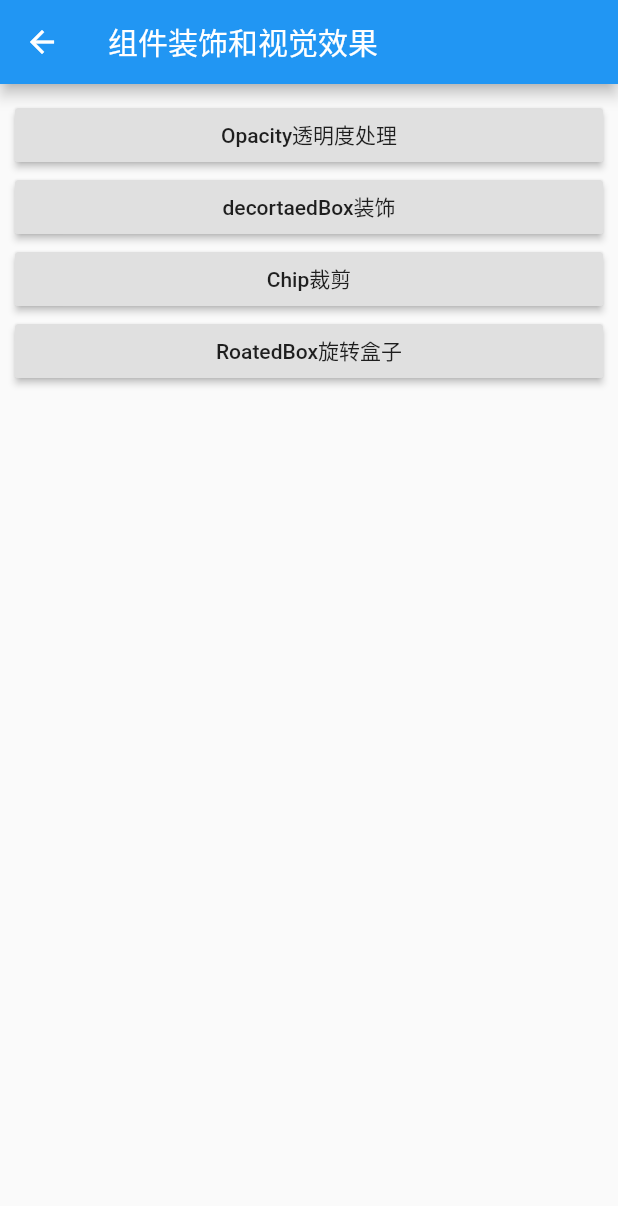
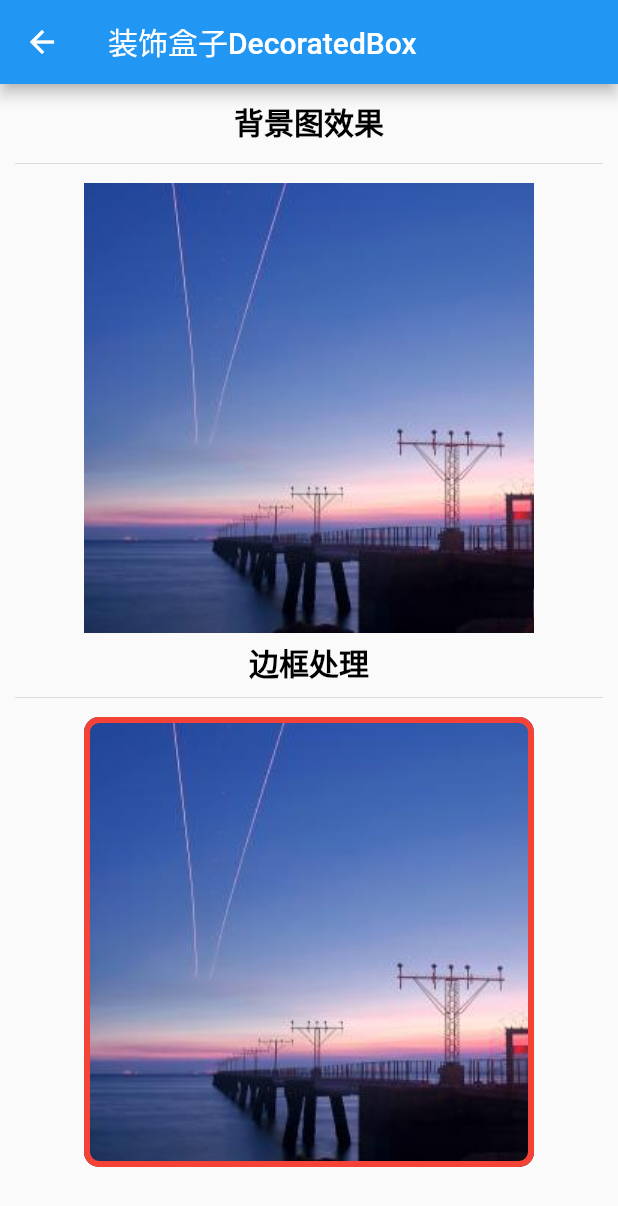
Before and after one commit to WuJinLi/flutterDemo, a Flutter app: the DecorateMainPage screen opened directly, after a tap on "decortaedBox装饰", on a phone screen of 412 x 824 dp. Shown: the top 1206 px of the screen. Run offline on Flutter 3.47's test engine with Material 2 defaults, Android fonts, the phone set to English and light mode, and no system bars; our stand-ins replace date_format, flutter_datetime_picker, toast; generated files the repository leaves out were written again.

Commit message:
装束盒子

```diff
--- /dev/null
+++ b/lib/pages/page/decorate/decorate_detail.dart
@@ -0,0 +1,89 @@
+import 'package:flutter/material.dart';
+
+/**
+ * 装饰盒子组件：
+ * 实现子组件，边框样式，背景图案，渐变色等操作
+ */
+class DecoratedBoxDetailPage extends StatefulWidget {
+  @override
+  _DecoratedBoxDetailState createState() => _DecoratedBoxDetailState();
+}
+
+class _DecoratedBoxDetailState extends State<DecoratedBoxDetailPage> {
+  @override
+  Widget build(BuildContext context) {
+    // TODO: implement build
+    return Scaffold(
+      appBar: AppBar(
+        title: Text('装饰盒子DecoratedBox'),
+      ),
+      body: Padding(
+        padding: EdgeInsets.all(10.0),
+        child: ListView(
+          children: <Widget>[
+            backgroundWidget(),
+          ],
+        ),
+      ),
+    );
+  }
+
+  Widget backgroundWidget() {
+    return Column(
+      children: <Widget>[
+        Text(
+          '背景图效果',
+          textAlign: TextAlign.start,
+          style: TextStyle(
+              fontSize: 20.0, fontWeight: FontWeight.bold, color: Colors.black),
+        ),
+        SizedBox(
+          height: 5.0,
+        ),
+        Divider(),
+        SizedBox(
+          height: 5.0,
+        ),
+        Center(
+          child: Container(
+            padding: EdgeInsets.all(10.0),
+            width: 300.0,
+            height: 300.0,
+            decoration: BoxDecoration(
+              color: Colors.red,
+              image: DecorationImage(
+                  image: ExactAssetImage('images/a.jpg'), fit: BoxFit.cover),
+            ),
+          ),
+        ),
+        SizedBox(
+          height: 5.0,
+        ),
+        Text(
+          '边框处理',
+          textAlign: TextAlign.start,
+          style: TextStyle(
+              fontSize: 20.0, fontWeight: FontWeight.bold, color: Colors.black),
+        ),
+        Divider(),
+        SizedBox(
+          height: 5.0,
+        ),
+        Center(
+          child: Container(
+            padding: EdgeInsets.all(10.0),
+            width: 300,
+            height: 300,
+            decoration: BoxDecoration(
+              color: Colors.white,
+              border: Border.all(color: Colors.red, width: 4.0),
+              borderRadius: BorderRadius.circular(10),
+              image: DecorationImage(
+                  image: ExactAssetImage('images/a.jpg'), fit: BoxFit.cover),
+            ),
+          ),
+        ),
+      ],
+    );
+  }
+}
--- a/lib/pages/page/decorate/decorate_main.dart
+++ b/lib/pages/page/decorate/decorate_main.dart
@@ -27,26 +27,10 @@ class DecorateMainPage extends StatelessWidget {
               children: <Widget>[
                 Expanded(
                     child: RaisedButton(
-                  onPressed: () {},
+                  onPressed: () {
+                    Navigator.pushNamed(context, '/decorate_detail');
+                  },
                   child: Text('decortaedBox装饰'),
-                ))
-              ],
-            ),
-            Row(
-              children: <Widget>[
-                Expanded(
-                    child: RaisedButton(
-                  onPressed: () {},
-                  child: Text('Chip裁剪'),
-                ))
-              ],
-            ),
-            Row(
-              children: <Widget>[
-                Expanded(
-                    child: RaisedButton(
-                  onPressed: () {},
-                  child: Text('RoatedBox旋转盒子'),
                 ))
               ],
             ),
--- a/lib/routes/routes_config.dart
+++ b/lib/routes/routes_config.dart
@@ -48,6 +48,7 @@ import 'package:flutter_learn/pages/page/gesturedetector/gesturedetector_main.da
 import 'package:flutter_learn/pages/page/decorate/decorate_main.dart';
 import 'package:flutter_learn/pages/page/gesturedetector/dismissible_detail.dart';
 import 'package:flutter_learn/pages/page/decorate/opacity_detail.dart';
+import 'package:flutter_learn/pages/page/decorate/decorate_detail.dart';
 
 /**
  * 配置路由
@@ -105,6 +106,7 @@ final routes = {
   '/decorate_main': (context) => DecorateMainPage(),
   '/dismissible_detail': (context) => DismissibleDetail(),
   '/opacity_detail':(context) => OpacityDetailPage(),
+  '/decorate_detail':(context) => DecoratedBoxDetailPage(),
 };
 
 var onGenerateRoute = (RouteSettings settings) {
```
